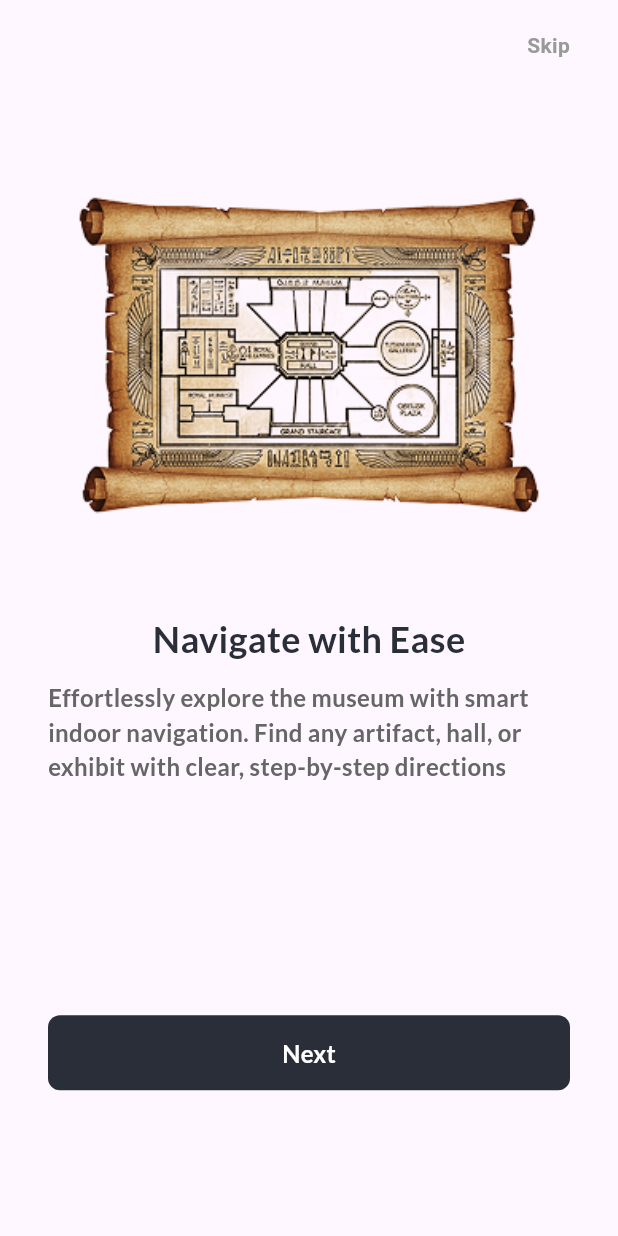
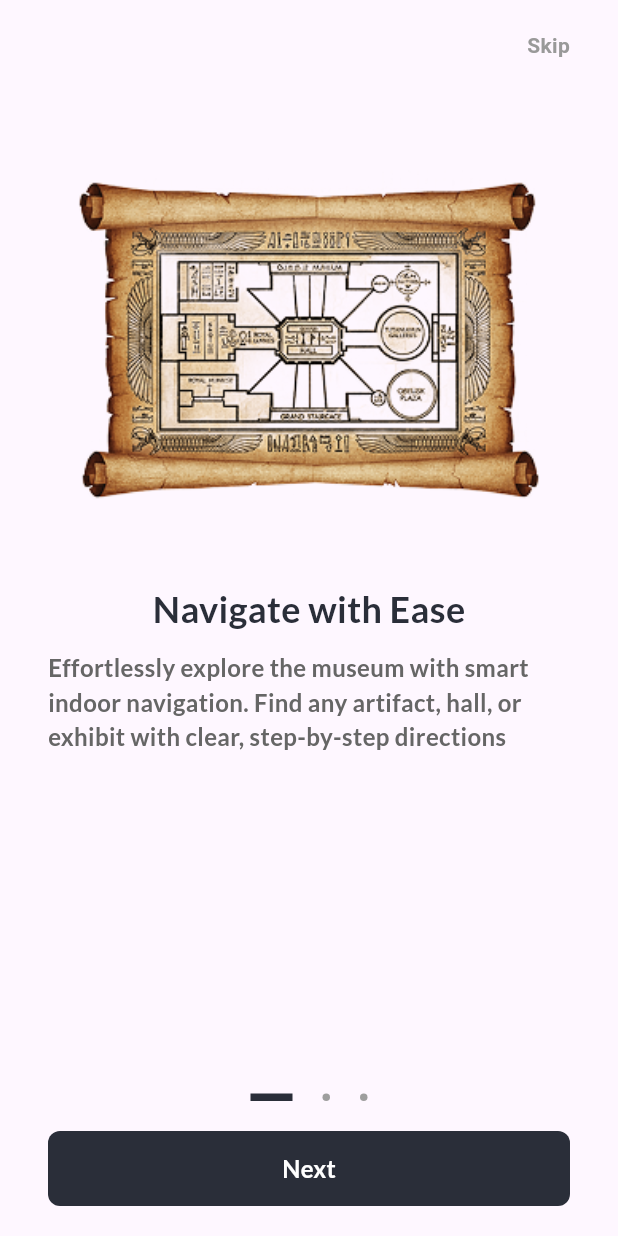
Before and after one commit to MohamedHany1512/egyptian_Museaum, a Flutter app: the screen it shows after launch, on a phone screen of 412 x 824 dp. Run offline on Flutter 3.47's test engine with Material 3 defaults, Android fonts, the phone set to English and light mode, and no system bars.

Commit message:
fix on boarding

```diff
--- a/lib/features/on_boarding/screens/first_screen.dart
+++ b/lib/features/on_boarding/screens/first_screen.dart
@@ -1,6 +1,5 @@
 import 'package:egyptain_museaum/core/constants.dart';
 import 'package:egyptain_museaum/features/on_boarding/widgets/custom_bold_text.dart';
-import 'package:egyptain_museaum/features/on_boarding/widgets/custom_button.dart';
 import 'package:egyptain_museaum/features/on_boarding/widgets/custom_light_text.dart';
 import 'package:egyptain_museaum/features/on_boarding/widgets/custom_skip_text.dart';
 import 'package:flutter/material.dart';
@@ -12,8 +11,7 @@ class FirstScreen extends StatelessWidget {
   Widget build(BuildContext context) {
     final height = MediaQuery.sizeOf(context).height;
 
-    return Scaffold(
-      body: SafeArea(
+    return SafeArea(
       child: Padding(
         padding: const EdgeInsets.symmetric(horizontal: 32, vertical: 20),
         child: Column(
@@ -22,8 +20,8 @@ class FirstScreen extends StatelessWidget {
 
             SizedBox(height: height * 0.05),
 
-              Expanded(
-                flex: 4,
+            SizedBox(
+              height: height * 0.35, // بدل Expanded
               child: Image.asset(
                 ease,
                 fit: BoxFit.contain,
@@ -40,13 +38,7 @@ class FirstScreen extends StatelessWidget {
                   'Effortlessly explore the museum with smart indoor navigation. Find any artifact, hall, or exhibit with clear, step-by-step directions',
               color: Color(0xff666666),
             ),
-
-              const Spacer(flex: 2),
-
-              CustomButton(text: 'Next', onTap: () {}),
-              Spacer(flex: 1),
           ],
-          ),
         ),
       ),
     );
--- a/lib/features/on_boarding/screens/on_boarding_screen.dart
+++ b/lib/features/on_boarding/screens/on_boarding_screen.dart
@@ -1,20 +1,63 @@
-
 import 'package:egyptain_museaum/features/on_boarding/screens/first_screen.dart';
 import 'package:egyptain_museaum/features/on_boarding/screens/second_screen.dart';
 import 'package:egyptain_museaum/features/on_boarding/screens/third_screen.dart';
+import 'package:egyptain_museaum/features/on_boarding/widgets/custom_button.dart';
+import 'package:egyptain_museaum/features/on_boarding/widgets/page_indicator.dart';
 import 'package:flutter/material.dart';
 
-class OnBoardingScreen extends StatelessWidget {
+class OnBoardingScreen extends StatefulWidget {
   const OnBoardingScreen({super.key});
 
   @override
+  State<OnBoardingScreen> createState() => _OnBoardingScreenState();
+}
+
+class _OnBoardingScreenState extends State<OnBoardingScreen> {
+  final PageController _controller = PageController();
+  int _currentPage = 0;
+  final int totalPages = 3; // عدد الصفحات الحقيقية
+
+  @override
   Widget build(BuildContext context) {
-    return  PageView(
-      children: <Widget>[
-        FirstScreen(),
-        SecondScreen(),
-        ThirdScreen(),
-      ],
+    return Scaffold(
+      body: Column(
+
+        children: [
+          Expanded(
+            child: PageView(
+              controller: _controller,
+              onPageChanged: (index) => setState(() {
+                _currentPage = index;
+              }),
+              physics: const NeverScrollableScrollPhysics(),
+              children: const [FirstScreen(), SecondScreen(), ThirdScreen()],
+            ),
+          ),
+
+
+          PageIndicator(totalPages: totalPages, currentPage: _currentPage),
+
+
+          Padding(
+            padding: const EdgeInsets.symmetric(horizontal: 32, vertical: 20),
+            child: CustomButton(
+              text: _currentPage == totalPages - 1
+                  ? 'Begin your journey'
+                  : 'Next',
+              onTap: () {
+                if (_currentPage < totalPages - 1) {
+                  _controller.nextPage(
+                    duration: const Duration(milliseconds: 300),
+                    curve: Curves.ease,
+                  );
+                } else {
+                  Navigator.pushReplacementNamed(context, "/RegisterScreen");
+                }
+              },
+            ),
+          ),
+        ],
+      ),
     );
   }
 }
--- /dev/null
+++ b/lib/features/on_boarding/widgets/page_indicator.dart
@@ -0,0 +1,34 @@
+
+import 'package:egyptain_museaum/core/colors.dart';
+import 'package:flutter/material.dart';
+
+class PageIndicator extends StatelessWidget {
+  const PageIndicator({
+    super.key,
+    required this.totalPages,
+    required int currentPage,
+  }) : _currentPage = currentPage;
+
+  final int totalPages;
+  final int _currentPage;
+
+  @override
+  Widget build(BuildContext context) {
+    return Row(
+      mainAxisAlignment: MainAxisAlignment.center,
+      children: List.generate(totalPages, (index) {
+        return Container(
+          margin: const EdgeInsets.symmetric(horizontal: 10),
+          width: _currentPage == index ? 28 : 5,
+          height: _currentPage == index ? 5 : 5,
+          decoration: BoxDecoration(
+            shape:_currentPage == index ? BoxShape.rectangle : BoxShape.circle,
+            color: _currentPage == index
+                ? AppColors.primaryColor
+                : Colors.grey,
+          ),
+        );
+      }),
+    );
+  }
+}
```
Also changed, not shown: lib/features/on_boarding/screens/second_screen.dart (+31 -2 lines). Lines whose indentation alone changed are shown as unchanged.
